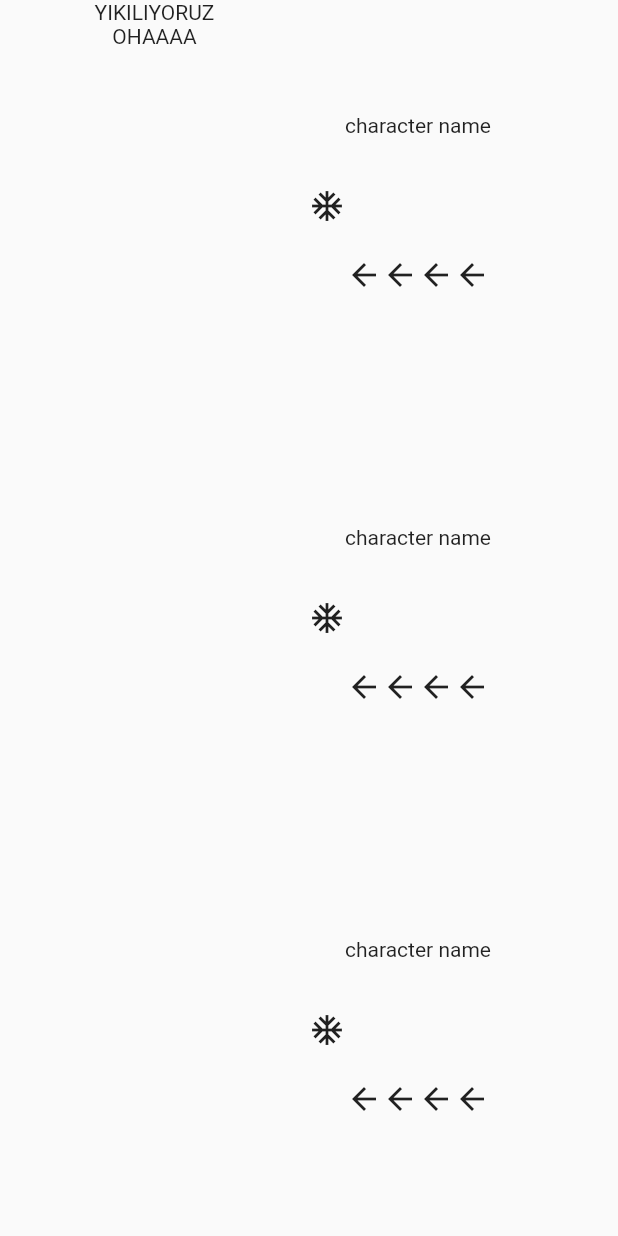
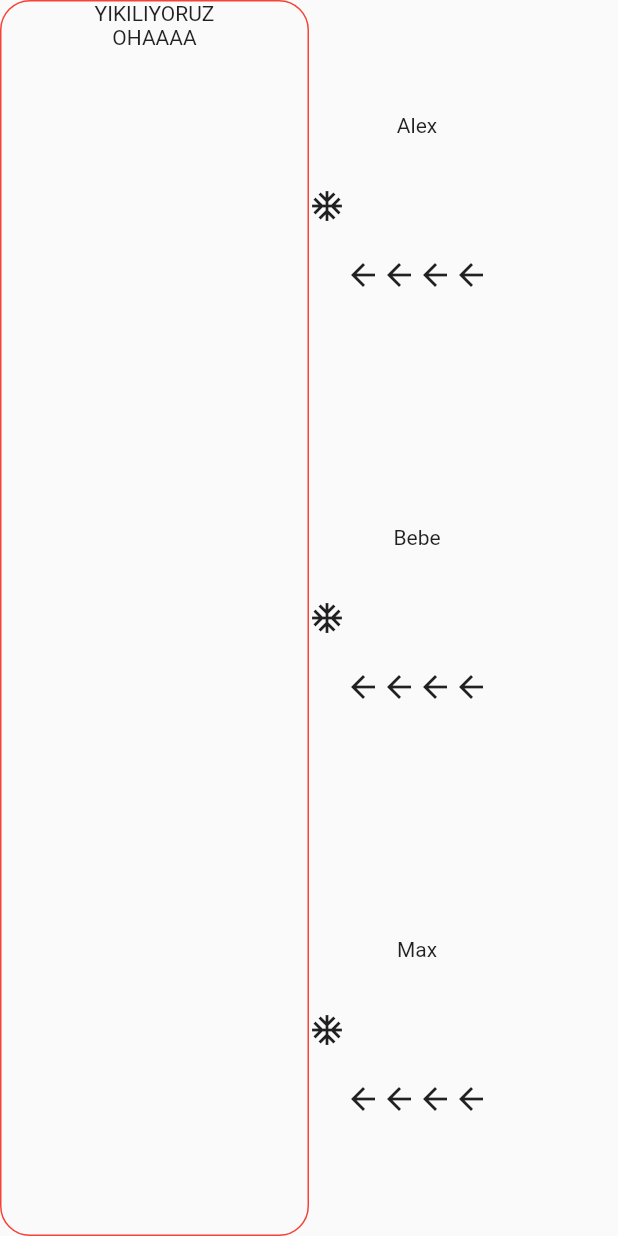
Before and after one commit to aliemrenebiler/shuttlefly_effect_v2, a Flutter app: the GameScreen screen opened by its route, on a phone screen of 412 x 824 dp. Run offline on Flutter 3.47's test engine with Material 2 defaults, Android fonts, the light colour scheme and no system bars.

Commit message:
characters created

```diff
--- /dev/null
+++ b/lib/database/allclasses.dart
@@ -0,0 +1,20 @@
+class Event {
+  String title; // events title
+  String desc; // event description
+  Event(this.title, this.desc);
+}
+
+class Character {
+  String name; // character name
+  // picture of the character will come from this name
+  int skillID; // skill ID
+
+  // - STATES -
+  int health;
+  int oxygen;
+  int psycho;
+  int energy;
+
+  Character(this.name, this.skillID, this.health, this.oxygen, this.psycho,
+      this.energy);
+}
--- /dev/null
+++ b/lib/database/allvariables.dart
@@ -0,0 +1,15 @@
+import 'allclasses.dart';
+
+var event = Event("YIKILIYORUZ", "OHAAAA");
+var char0 = Character('Alex', -1, 100, 100, 100, 100);
+var char1 = Character('Bebe', -1, 100, 100, 100, 100);
+var char2 = Character('Max', -1, 100, 100, 100, 100);
+var buff = setBuff();
+
+int setBuff() {
+  return 0;
+}
+
+int setName() {
+  return 0;
+}
--- a/lib/database/texts.dart
+++ /dev/null
@@ -1,19 +0,0 @@
-class Event {
-  String title; // events title
-  String desc; // event description
-  Event(this.title, this.desc);
-}
-
-class States {
-  int health;
-  int oxygen;
-  int psyco;
-  int energy;
-  States(this.health, this.oxygen, this.psyco, this.energy);
-}
-
-class Character {
-  String name; // events title
-  States state;
-  Character(this.name, this.state);
-}
--- a/lib/screens/gamescreen.dart
+++ b/lib/screens/gamescreen.dart
@@ -1,39 +1,61 @@
 import 'package:flutter/material.dart';
-import '../database/texts.dart';
+import '../database/allvariables.dart';
 
 class GameScreen extends StatelessWidget {
   const GameScreen({Key? key}) : super(key: key);
 
   @override
   Widget build(BuildContext context) {
-    var event = Event("YIKILIYORUZ", "OHAAAA");
     return Scaffold(
       body: Row(
         children: [
           Expanded(
             flex: 1,
-            child: Column(
-              children: [
-                Text(event.title),
-                Text(event.desc),
-              ],
+            child: Container(
+              child: Column(
+                children: [
+                  Text(event.title),
+                  Text(event.desc),
+                ],
+              ),
+              decoration: BoxDecoration(
+                border: Border.all(
+                  color: Colors.red,
+                ),
+                borderRadius: const BorderRadius.all(Radius.circular(20)),
+              ),
             ),
           ),
           Expanded(
             flex: 1,
             child: Column(
-              children: const [
+              children: [
                 Expanded(
                   flex: 1,
-                  child: CharStateBox(index: 0),
+                  child: CharStateBox(
+                      charName: char0.name,
+                      h: char0.health,
+                      o: char0.oxygen,
+                      p: char0.psycho,
+                      e: char0.energy),
                 ),
                 Expanded(
                   flex: 1,
-                  child: CharStateBox(index: 1),
+                  child: CharStateBox(
+                      charName: char1.name,
+                      h: char1.health,
+                      o: char1.oxygen,
+                      p: char1.psycho,
+                      e: char1.energy),
                 ),
                 Expanded(
                   flex: 1,
-                  child: CharStateBox(index: 2),
+                  child: CharStateBox(
+                      charName: char2.name,
+                      h: char2.health,
+                      o: char2.oxygen,
+                      p: char2.psycho,
+                      e: char2.energy),
                 ),
               ],
             ),
@@ -45,10 +67,21 @@ class GameScreen extends StatelessWidget {
 }
 
 class CharStateBox extends StatelessWidget {
-  final int index;
+  final String charName;
+  int h; // health
+  int o; // oxygen
+  int p; // psychology
+  int e; // energy
   // Character character;
-  const CharStateBox({Key? key, required this.index /*, this.character*/})
+  CharStateBox(
+      {Key? key,
+      required this.charName,
+      required this.h,
+      required this.o,
+      required this.p,
+      required this.e})
       : super(key: key);
+
   @override
   Widget build(BuildContext context) {
     return Scaffold(
@@ -59,13 +92,12 @@ class CharStateBox extends StatelessWidget {
             child: const Icon(Icons.ac_unit),
           ),
           Column(
-            mainAxisAlignment: MainAxisAlignment.center,
             children: [
               Expanded(
                 flex: 1,
                 child: Container(
-                  alignment: Alignment.bottomCenter,
-                  child: const Text('character name'),
+                  alignment: Alignment.bottomLeft,
+                  child: Text(charName),
                 ),
               ),
               Expanded(
```
